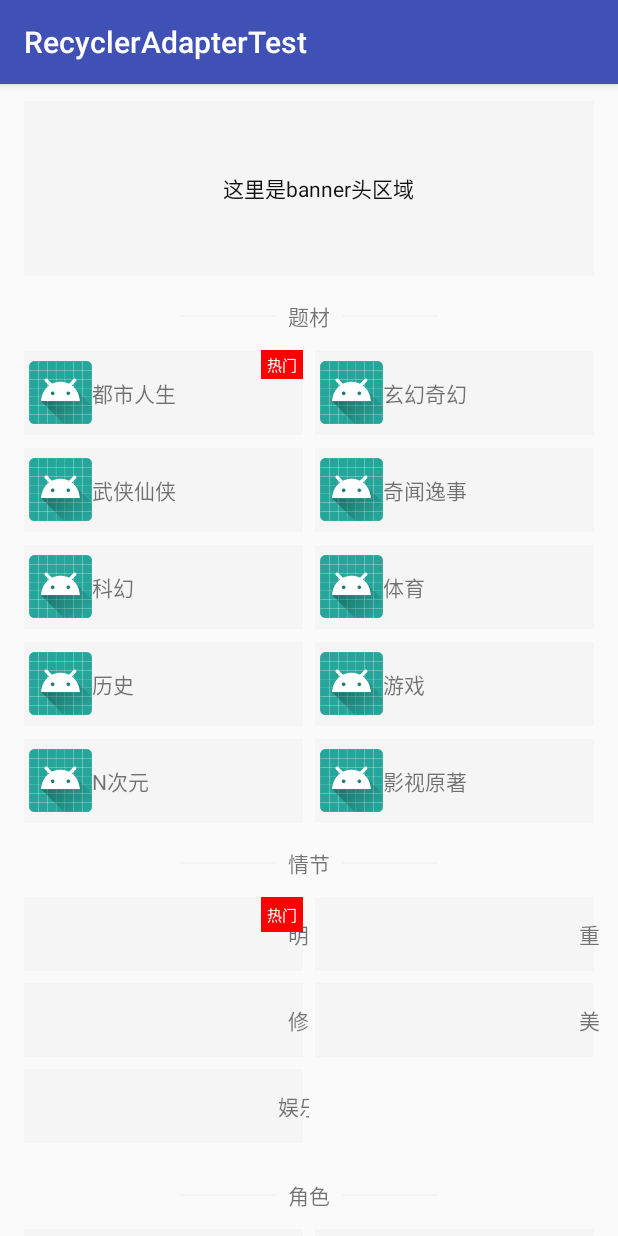
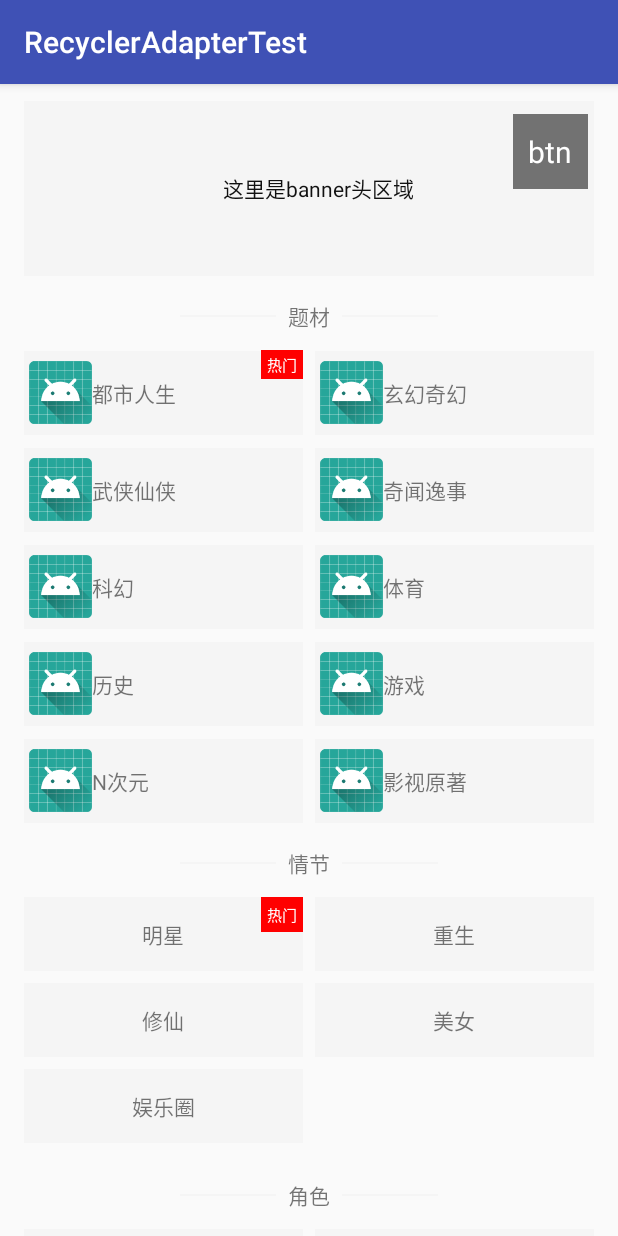
Before and after one commit to y-zx/umbrella, an Android app: the screen it shows after launch (MainActivity), on a phone screen of 412 x 824 dp. Run offline under Robolectric (Android 15) with nearby library versions, the phone set to English and light mode, and no system bars.

Commit message:
[update] demo测试，以及优化

```diff
--- a/app/build.gradle
+++ b/app/build.gradle
@@ -15,6 +15,11 @@ android {
             minifyEnabled false
             proguardFiles getDefaultProguardFile('proguard-android.txt'), 'proguard-rules.pro'
         }
+
+        debug {
+            minifyEnabled false
+            proguardFiles getDefaultProguardFile('proguard-android.txt'), 'proguard-rules.pro'
+        }
     }
 
 }
--- a/app/src/main/java/com/example/user/recycleradaptertest/MainActivity.java
+++ b/app/src/main/java/com/example/user/recycleradaptertest/MainActivity.java
@@ -23,15 +23,16 @@ public class MainActivity extends AppCompatActivity {
 
     String[] titles = {"a", "b", "c", "d", "e"};
 
+    String[] titles2 = {"y", "x", "z", "c", "e", "f", "g"};
+
     public <T extends View> T $(@IdRes int id) {
         return findViewById(id);
     }
 
     RecyclerDelegateAdapter adapter;
-    RecyclerDelegateDiffAdapter diffAdapter;
-
 
     public List<Object> mutiItemDataSource = new ArrayList<>();
+
     MainViewModel viewModel;
 
     @Override
@@ -51,16 +52,28 @@ public class MainActivity extends AppCompatActivity {
         };
         manager.setSpanSizeLookup(lookup);
         recyclerView.setLayoutManager(manager);
-        adapter = new RecyclerDelegateAdapter(this);
-        diffAdapter = new RecyclerDelegateDiffAdapter(this, getDiffBeanItemCallback());
+//        adapter = new RecyclerDelegateAdapter(this);
+        adapter = new RecyclerDelegateDiffAdapter(this);
         recyclerView.setAdapter(adapter);
 
         // 模拟 ViewModel 数据解析
         mutiItemDataSource.addAll(viewModel.getData());
 
+
+        final MainAdapter mainAdapter = new MainAdapter();
         // 初始化adapter与设置数据
-        MainAdapter.initMainAdapter(adapter, titles, mutiItemDataSource);
+        mainAdapter.initMainAdapter(adapter, titles, mutiItemDataSource);
+
+        findViewById(R.id.tv_btn).setOnClickListener(new View.OnClickListener() {
+            @Override
+            public void onClick(View view) {
+                List<Object> mutiItemDataSource2 = new ArrayList<>();
+                mutiItemDataSource2.addAll(viewModel.getData2());
+                mainAdapter.setData(titles2, mutiItemDataSource);
+            }
+        });
     }
+
 
     @NonNull
     private DiffUtil.ItemCallback<DelegateItem.DiffBean> getDiffBeanItemCallback() {
--- a/app/src/main/java/com/example/user/recycleradaptertest/MainAdapter.java
+++ b/app/src/main/java/com/example/user/recycleradaptertest/MainAdapter.java
@@ -23,10 +23,20 @@ import java.util.List;
  */
 public class MainAdapter {
 
-    public static void initMainAdapter(RecyclerDelegateAdapter adapter, String[] titles, List<Object> mutiItemDataSource) {
+    RecyclerDelegateAdapter adapter;
+    CommonItem<String> commonItem;
+    CommonMultipleItem<Object> commonMultipleItem;
 
+    public void setData(String[] titles, List<Object> mutiItemDataSource){
+        commonMultipleItem.setData(mutiItemDataSource);
+        commonItem.setData(Arrays.asList(titles));
+        adapter.submitList();
+    }
+
+    public void initMainAdapter(RecyclerDelegateAdapter adapter, String[] titles, List<Object> mutiItemDataSource) {
+        this.adapter = adapter;
         //item的个数 随数据源而定，布局为一种
-        CommonItem<String> commonItem = new CommonItem<String>(R.layout.cell_main_recycler_item2, 2) {
+        commonItem = new CommonItem<String>(R.layout.cell_main_recycler_item2, 2) {
             @Override
             protected void convert(ViewHolder holder, final int position, int positionAtTotal, String s) {
                 holder.setText(R.id.book_hot, String.format("最热榜榜%s", position + 1));
@@ -52,7 +62,7 @@ public class MainAdapter {
         commonItem.setData(Arrays.asList(titles));
 
         //item 的个数 随数据源而定，布局为多种
-        CommonMultipleItem<Object> commonMultipleItem = new CommonMultipleItem<>();
+        commonMultipleItem = new CommonMultipleItem<>();
         commonMultipleItem.registerMultipleChildItem(commonMultipleItem.new MultipleChildItem(R.layout.cell_my_layout, 1) {
             @Override
             protected boolean handleItem(Object object) {
@@ -193,6 +203,7 @@ public class MainAdapter {
                 // 加载更多
                 .registerItem(footerItem);
 
-        adapter.notifyDataSetChanged();
+//        adapter.notifyDataSetChanged();
+        adapter.submitList();
     }
 }
--- a/app/src/main/java/com/example/user/recycleradaptertest/bean/Constants.java
+++ b/app/src/main/java/com/example/user/recycleradaptertest/bean/Constants.java
@@ -45,4 +45,38 @@ public interface Constants {
             "]}\n" +
             "]\n" +
             "}";
+    String DATA2="{\n" +
+            "\"banners\":[],\n" +
+            "\"sections\":[\n" +
+            "{\"section_title\":{\n" +
+            "\"title\":\"题材\",\"type\":\"1\"\n" +
+            "},\"books\":[\n" +
+            "{\"image\":\"\",\"title\":\"1-1\",\"tag\":\"\"},\n" +
+            "{\"image\":\"\",\"title\":\"1-2\",\"tag\":\"\"},\n" +
+            "{\"image\":\"\",\"title\":\"1-3明星\",\"tag\":\"热门\"},\n" +
+            "{\"image\":\"\",\"title\":\"1-4\",\"tag\":\"\"},\n" +
+            "{\"image\":\"\",\"title\":\"1-5\",\"tag\":\"热门\"},\n" +
+            "{\"image\":\"\",\"title\":\"1-6\",\"tag\":\"\"}\n" +
+            "]},\n" +
+            "{\"section_title\":{\n" +
+            "\"title\":\"情节2\",\"type\":\"2\"\n" +
+            "},\"books\":[\n" +
+            "{\"image\":\"\",\"title\":\"明星\",\"tag\":\"hot\"},\n" +
+            "{\"image\":\"\",\"title\":\"美女\",\"tag\":\"\"},\n" +
+            "{\"image\":\"\",\"title\":\"修仙\",\"tag\":\"\"},\n" +
+            "{\"image\":\"\",\"title\":\"重生\",\"tag\":\"热门\"},\n" +
+            "{\"image\":\"\",\"title\":\"娱乐圈\",\"tag\":\"\"},\n" +
+            "{\"image\":\"\",\"title\":\"娱乐圈2\",\"tag\":\"\"},\n" +
+            "{\"image\":\"\",\"title\":\"娱乐重生\",\"tag\":\"\"}\n" +
+            "]},\n" +
+            "{\"section_title\":{\n" +
+            "\"title\":\"角色\",\"type\":\"2\"\n" +
+            "},\"books\":[\n" +
+            "{\"image\":\"\",\"title\":\"总裁\",\"tag\":\"hot\"},\n" +
+            "{\"image\":\"\",\"title\":\"萌宝\",\"tag\":\"\"},\n" +
+            "{\"image\":\"\",\"title\":\"明星aa\",\"tag\":\"\"},\n" +
+            "{\"image\":\"\",\"title\":\"豪门大太太\",\"tag\":\"\"}\n" +
+            "]}\n" +
+            "]\n" +
+            "}";
 }
--- a/app/src/main/res/layout/activity_main.xml
+++ b/app/src/main/res/layout/activity_main.xml
@@ -11,4 +11,17 @@
       android:layout_width="match_parent"
       android:layout_height="match_parent"/>
 
+
+  <TextView
+      android:id="@+id/tv_btn"
+      android:gravity="center"
+      android:textSize="20sp"
+      android:textColor="@android:color/white"
+      android:background="#88000000"
+      android:text="btn"
+      android:layout_margin="20dp"
+      android:layout_gravity="right"
+      android:layout_width="50dp"
+      android:layout_height="50dp"/>
+
 </FrameLayout>
--- a/app/src/main/res/layout/cell_my_layout5.xml
+++ b/app/src/main/res/layout/cell_my_layout5.xml
@@ -19,11 +19,12 @@
 
     <TextView
         android:id="@+id/book_title"
-        android:layout_width="wrap_content"
+        android:layout_width="match_parent"
         android:layout_height="wrap_content"
         android:layout_marginTop="4dp"
         android:paddingTop="14dp"
         android:paddingBottom="14dp"
+        android:gravity="center"
         android:text="系统空间"
         app:layout_constraintEnd_toEndOf="parent"
         app:layout_constraintStart_toEndOf="parent"
--- a/umbrella/src/main/java/com/yzx/delegate/RecyclerDelegateAdapter.java
+++ b/umbrella/src/main/java/com/yzx/delegate/RecyclerDelegateAdapter.java
@@ -107,7 +107,7 @@ public class RecyclerDelegateAdapter extends RecyclerView.Adapter<ViewHolder> {
     }
 
     public void submitList() {
-
+        notifyDataSetChanged();
     }
 
 }
--- a/umbrella/src/main/java/com/yzx/delegate/RecyclerDelegateDiffAdapter.java
+++ b/umbrella/src/main/java/com/yzx/delegate/RecyclerDelegateDiffAdapter.java
@@ -1,21 +1,14 @@
 package com.yzx.delegate;
 
 import android.content.Context;
-import android.view.ViewGroup;
 
 import androidx.annotation.NonNull;
-import androidx.annotation.Nullable;
 import androidx.recyclerview.widget.AdapterListUpdateCallback;
 import androidx.recyclerview.widget.AsyncDifferConfig;
 import androidx.recyclerview.widget.AsyncListDiffer;
 import androidx.recyclerview.widget.DiffUtil;
-import androidx.recyclerview.widget.ListAdapter;
 
-import com.yzx.delegate.RecyclerDelegateAdapter;
-import com.yzx.delegate.holder.ViewHolder;
 import com.yzx.delegate.items.DelegateItem;
-
-import java.util.List;
 
 /**
  * @author: yangzhenxiang@km.com
@@ -25,32 +18,53 @@ import java.util.List;
  */
 public class RecyclerDelegateDiffAdapter extends RecyclerDelegateAdapter {
 
-    private final AsyncListDiffer<DelegateItem.DiffBean> mHelper;
+    private AsyncListDiffer<DelegateItem.DiffBean> mHelper;
+    private DiffUtil.ItemCallback<DelegateItem.DiffBean> diffCallback;
+    private AsyncDifferConfig<DelegateItem.DiffBean> config;
+
+    public RecyclerDelegateDiffAdapter(Context context) {
+        super(context);
+    }
 
     public RecyclerDelegateDiffAdapter(Context context, @NonNull DiffUtil.ItemCallback<DelegateItem.DiffBean> diffCallback) {
         super(context);
-        mHelper = new AsyncListDiffer<>(new AdapterListUpdateCallback(this), new AsyncDifferConfig.Builder<>(diffCallback).build());
+        this.diffCallback = diffCallback;
     }
+
     public RecyclerDelegateDiffAdapter(Context context, @NonNull AsyncDifferConfig<DelegateItem.DiffBean> config) {
         super(context);
-        mHelper = new AsyncListDiffer<>(new AdapterListUpdateCallback(this), config);
-    }
-
-    @Override
-    public <M extends DelegateItem> RecyclerDelegateAdapter registerItem(@NonNull M m, int location) {
-        return super.registerItem(m, location);
-    }
-
-    @Override
-    public <M extends DelegateItem> RecyclerDelegateAdapter registerItem(@NonNull M m) {
-        return super.registerItem(m);
+        this.config = config;
     }
 
     @Override
     public void submitList() {
-        super.submitList();
         // 先调用一次，获取 position
-        delegateManager.getItemCount();
-        mHelper.submitList(delegateManager.getItemList());
+        getmHelper().submitList(delegateManager.getItemList());
+    }
+
+    private AsyncListDiffer<DelegateItem.DiffBean> getmHelper() {
+        if (mHelper == null) {
+            if (config != null) {
+                mHelper = new AsyncListDiffer<>(new AdapterListUpdateCallback(this), config);
+            } else if (diffCallback != null) {
+                mHelper = new AsyncListDiffer<>(new AdapterListUpdateCallback(this), new AsyncDifferConfig.Builder<>(diffCallback).build());
+            } else {
+                DiffUtil.ItemCallback<DelegateItem.DiffBean> diffCallback = new DiffUtil.ItemCallback<DelegateItem.DiffBean>() {
+                    @Override
+                    public boolean areItemsTheSame(@NonNull DelegateItem.DiffBean oldItem, @NonNull DelegateItem.DiffBean newItem) {
+                        // 布局类型是否一样
+                        return oldItem.areItemsTheSame(newItem);
+                    }
+
+                    @Override
+                    public boolean areContentsTheSame(@NonNull DelegateItem.DiffBean oldItem, @NonNull DelegateItem.DiffBean newItem) {
+                        // 数据是否一样
+                        return oldItem.areContentsTheSame(newItem);
+                    }
+                };
+                mHelper = new AsyncListDiffer<>(new AdapterListUpdateCallback(this), new AsyncDifferConfig.Builder<>(diffCallback).build());
+            }
+        }
+        return mHelper;
     }
 }
--- a/umbrella/src/main/java/com/yzx/delegate/items/CommonItem.java
+++ b/umbrella/src/main/java/com/yzx/delegate/items/CommonItem.java
@@ -50,14 +50,12 @@ public abstract class CommonItem<T> extends DelegateItem<T> {
         if (data != null && data.size() > 0) {
             this.data.addAll(data);
         }
-        getAdapter().submitList();
     }
 
     public void addData(T data) {
         if (this.data != null && data != null) {
             this.data.add(data);
         }
-        getAdapter().submitList();
     }
 
     public List<T> getData() {
--- a/umbrella/src/main/java/com/yzx/delegate/items/CommonMultipleItem.java
+++ b/umbrella/src/main/java/com/yzx/delegate/items/CommonMultipleItem.java
@@ -151,21 +151,18 @@ public class CommonMultipleItem<T> extends DelegateItem<T> {
         } else {
             this.data = new ArrayList<>();
         }
-        getAdapter().submitList();
     }
 
     public void addData(List<T> data) {
         if (data != null && data.size() > 0) {
             this.data.addAll(data);
         }
-        getAdapter().submitList();
     }
 
     public void addData(T data) {
         if (this.data != null && data != null) {
             this.data.add(data);
         }
-        getAdapter().submitList();
     }
 
     public List<T> getData() {
--- a/umbrella/src/main/java/com/yzx/delegate/items/FixItem.java
+++ b/umbrella/src/main/java/com/yzx/delegate/items/FixItem.java
@@ -35,10 +35,5 @@ public class FixItem extends DelegateItem<Void> {
         return null;
     }
 
-    @Override
-    public void setCount(int count) {
-        super.setCount(count);
-        getAdapter().submitList();
-    }
 
 }
--- a/umbrella/src/main/java/com/yzx/delegate/items/FixItemT.java
+++ b/umbrella/src/main/java/com/yzx/delegate/items/FixItemT.java
@@ -40,11 +40,6 @@ public abstract class FixItemT<T> extends DelegateItem<T> {
         return getData();
     }
 
-    @Override
-    public void setCount(int count) {
-        super.setCount(count);
-        getAdapter().submitList();
-    }
 
     @Override
     public void convert(@NonNull ViewHolder holder, int position, int positionAtTotal) {
--- a/umbrella/src/main/java/com/yzx/delegate/items/FooterItem.java
+++ b/umbrella/src/main/java/com/yzx/delegate/items/FooterItem.java
@@ -32,12 +32,6 @@ public abstract class FooterItem extends DelegateItem<Void> {
     public FooterItem(int layoutResId, int spanSize) {
         super(layoutResId, 1, spanSize);
         listener = setFooterStatusChangedListener();
-    }
-
-    @Override
-    public void setCount(int count) {
-        super.setCount(count);
-        getAdapter().submitList();
     }
 
     @Override
```
Also changed, not shown: app/src/main/java/com/example/user/recycleradaptertest/MainViewModel.java (+27 -0 lines), app/src/main/java/com/example/user/recycleradaptertest/bean/MainBean.java (+34 -0 lines), umbrella/src/main/java/com/yzx/delegate/items/DelegateItem.java (+8 -4 lines), app/libs/umbrella.jar.
